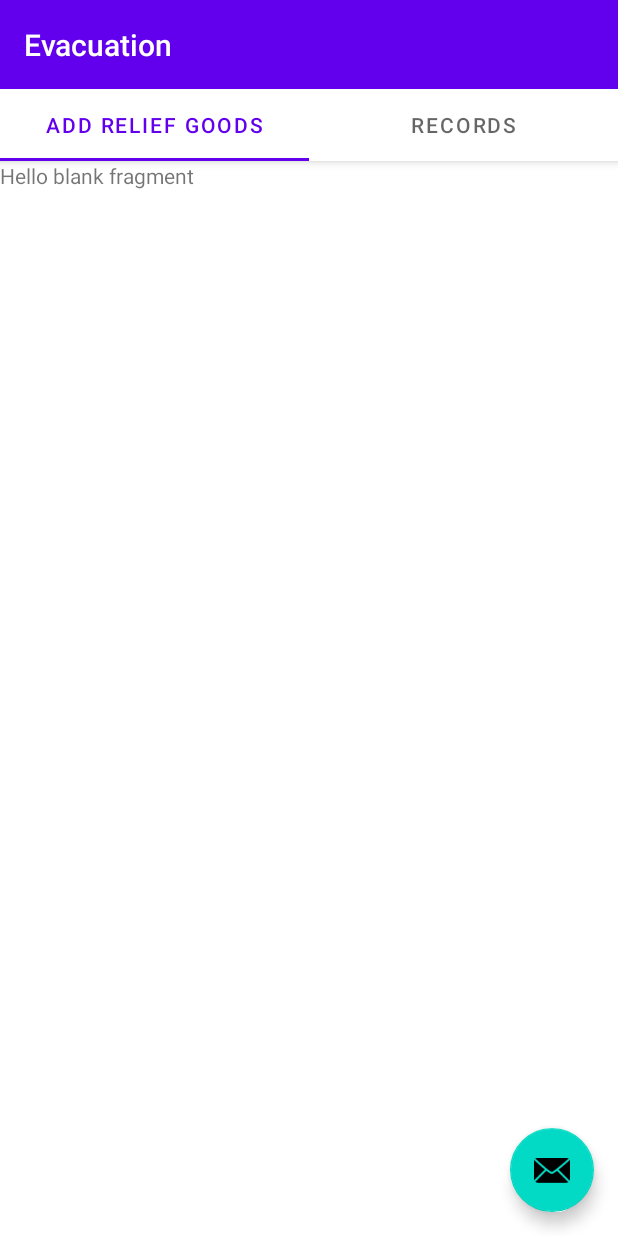
After one commit to EarlFrancis123/EvacuationApp, an Android app: the AddReliefGoodsFragment screen opened directly, with no data from a screen before it, on a phone screen of 412 x 824 dp. The commit adds this screen. Run offline under Robolectric (Android 15) with nearby library versions, the phone set to English and light mode, and no system bars.

Commit message:
05/16/2022 9:23PM

```diff
--- a/app/src/main/AndroidManifest.xml
+++ b/app/src/main/AndroidManifest.xml
@@ -15,6 +15,11 @@
         android:roundIcon="@mipmap/ic_launcher_round"
         android:supportsRtl="true"
         android:theme="@style/AppTheme">
+        <activity
+            android:name=".StaffReliefGoodsActivity"
+            android:exported="false"
+            android:label="@string/title_activity_staff_relief_goods"
+            android:theme="@style/AppTheme.NoActionBar" />
         <activity
             android:name=".StaffNotifyAllEvacueeActivity"
             android:exported="false" />
--- /dev/null
+++ b/app/src/main/java/com/evacuationapp/finalevacuationapp/AddReliefGoodsFragment.java
@@ -0,0 +1,64 @@
+package com.evacuationapp.finalevacuationapp;
+
+import android.os.Bundle;
+
+import androidx.fragment.app.Fragment;
+
+import android.view.LayoutInflater;
+import android.view.View;
+import android.view.ViewGroup;
+
+/**
+ * A simple {@link Fragment} subclass.
+ * Use the {@link AddReliefGoodsFragment#newInstance} factory method to
+ * create an instance of this fragment.
+ */
+public class AddReliefGoodsFragment extends Fragment {
+
+    // TODO: Rename parameter arguments, choose names that match
+    // the fragment initialization parameters, e.g. ARG_ITEM_NUMBER
+    private static final String ARG_PARAM1 = "param1";
+    private static final String ARG_PARAM2 = "param2";
+
+    // TODO: Rename and change types of parameters
+    private String mParam1;
+    private String mParam2;
+
+    public AddReliefGoodsFragment() {
+        // Required empty public constructor
+    }
+
+    /**
+     * Use this factory method to create a new instance of
+     * this fragment using the provided parameters.
+     *
+     * @param param1 Parameter 1.
+     * @param param2 Parameter 2.
+     * @return A new instance of fragment AddReliefGoodsFragment.
+     */
+    // TODO: Rename and change types and number of parameters
+    public static AddReliefGoodsFragment newInstance(String param1, String param2) {
+        AddReliefGoodsFragment fragment = new AddReliefGoodsFragment();
+        Bundle args = new Bundle();
+        args.putString(ARG_PARAM1, param1);
+        args.putString(ARG_PARAM2, param2);
+        fragment.setArguments(args);
+        return fragment;
+    }
+
+    @Override
+    public void onCreate(Bundle savedInstanceState) {
+        super.onCreate(savedInstanceState);
+        if (getArguments() != null) {
+            mParam1 = getArguments().getString(ARG_PARAM1);
+            mParam2 = getArguments().getString(ARG_PARAM2);
+        }
+    }
+
+    @Override
+    public View onCreateView(LayoutInflater inflater, ViewGroup container,
+                             Bundle savedInstanceState) {
+        // Inflate the layout for this fragment
+        return inflater.inflate(R.layout.fragment_add_relief_goods, container, false);
+    }
+}
--- /dev/null
+++ b/app/src/main/java/com/evacuationapp/finalevacuationapp/ListFragmentReliefGoods.java
@@ -0,0 +1,64 @@
+package com.evacuationapp.finalevacuationapp;
+
+import android.os.Bundle;
+
+import androidx.fragment.app.Fragment;
+
+import android.view.LayoutInflater;
+import android.view.View;
+import android.view.ViewGroup;
+
+/**
+ * A simple {@link Fragment} subclass.
+ * Use the {@link ListFragmentReliefGoods#newInstance} factory method to
+ * create an instance of this fragment.
+ */
+public class ListFragmentReliefGoods extends Fragment {
+
+    // TODO: Rename parameter arguments, choose names that match
+    // the fragment initialization parameters, e.g. ARG_ITEM_NUMBER
+    private static final String ARG_PARAM1 = "param1";
+    private static final String ARG_PARAM2 = "param2";
+
+    // TODO: Rename and change types of parameters
+    private String mParam1;
+    private String mParam2;
+
+    public ListFragmentReliefGoods() {
+        // Required empty public constructor
+    }
+
+    /**
+     * Use this factory method to create a new instance of
+     * this fragment using the provided parameters.
+     *
+     * @param param1 Parameter 1.
+     * @param param2 Parameter 2.
+     * @return A new instance of fragment ListFragmentReliefGoods.
+     */
+    // TODO: Rename and change types and number of parameters
+    public static ListFragmentReliefGoods newInstance(String param1, String param2) {
+        ListFragmentReliefGoods fragment = new ListFragmentReliefGoods();
+        Bundle args = new Bundle();
+        args.putString(ARG_PARAM1, param1);
+        args.putString(ARG_PARAM2, param2);
+        fragment.setArguments(args);
+        return fragment;
+    }
+
+    @Override
+    public void onCreate(Bundle savedInstanceState) {
+        super.onCreate(savedInstanceState);
+        if (getArguments() != null) {
+            mParam1 = getArguments().getString(ARG_PARAM1);
+            mParam2 = getArguments().getString(ARG_PARAM2);
+        }
+    }
+
+    @Override
+    public View onCreateView(LayoutInflater inflater, ViewGroup container,
+                             Bundle savedInstanceState) {
+        // Inflate the layout for this fragment
+        return inflater.inflate(R.layout.fragment_list_relief_goods, container, false);
+    }
+}
--- a/app/src/main/java/com/evacuationapp/finalevacuationapp/StaffHomeActivity.java
+++ b/app/src/main/java/com/evacuationapp/finalevacuationapp/StaffHomeActivity.java
@@ -194,6 +194,9 @@ public class StaffHomeActivity extends AppCompatActivity {
         else if(item.getItemId() == R.id.notify_menu){
             startActivity(new Intent(StaffHomeActivity.this , StaffNotifyAllEvacueeActivity.class));
         }
+        else if(item.getItemId() == R.id.relief_goods){
+            startActivity(new Intent(StaffHomeActivity.this , StaffReliefGoodsActivity.class));
+        }
         return true;
     }
 }
--- a/app/src/main/java/com/evacuationapp/finalevacuationapp/StaffNotifyAllEvacueeActivity.java
+++ b/app/src/main/java/com/evacuationapp/finalevacuationapp/StaffNotifyAllEvacueeActivity.java
@@ -25,7 +25,7 @@ import com.google.firebase.database.ValueEventListener;
 
 public class StaffNotifyAllEvacueeActivity extends AppCompatActivity {
     Button btn_send,btn_sendtoall;
-    EditText EvacuationNameED,PhoneNumberED,MessageED;
+    EditText EvacuationNameED,MessageED;
     DatabaseReference databaseReference2 = FirebaseDatabase.getInstance().getReference();
     String NotificationMessage;
 
@@ -37,7 +37,7 @@ public class StaffNotifyAllEvacueeActivity extends AppCompatActivity {
         btn_send = findViewById(R.id.bt_send);
         btn_sendtoall = findViewById(R.id.bt_sendtoall);
         EvacuationNameED = findViewById(R.id.evacuationNameED);
-        PhoneNumberED = findViewById(R.id.phoneNumberED);
+
         MessageED = findViewById(R.id.messageED);
 
         btn_sendtoall.setOnClickListener(new View.OnClickListener() {
--- /dev/null
+++ b/app/src/main/java/com/evacuationapp/finalevacuationapp/StaffReliefGoodsActivity.java
@@ -0,0 +1,45 @@
+package com.evacuationapp.finalevacuationapp;
+
+import android.os.Bundle;
+
+import com.google.android.material.floatingactionbutton.FloatingActionButton;
+import com.google.android.material.snackbar.Snackbar;
+import com.google.android.material.tabs.TabLayout;
+
+import androidx.viewpager.widget.ViewPager;
+import androidx.appcompat.app.AppCompatActivity;
+
+import android.view.Menu;
+import android.view.MenuItem;
+import android.view.View;
+
+import com.evacuationapp.finalevacuationapp.ui.main.ReliefGoodsSectionsPagerAdapter;
+import com.evacuationapp.finalevacuationapp.databinding.ActivityStaffReliefGoodsBinding;
+
+public class StaffReliefGoodsActivity extends AppCompatActivity {
+
+    private ActivityStaffReliefGoodsBinding binding;
+
+    @Override
+    protected void onCreate(Bundle savedInstanceState) {
+        super.onCreate(savedInstanceState);
+
+        binding = ActivityStaffReliefGoodsBinding.inflate(getLayoutInflater());
+        setContentView(binding.getRoot());
+
+        ReliefGoodsSectionsPagerAdapter sectionsPagerAdapter = new ReliefGoodsSectionsPagerAdapter(this, getSupportFragmentManager());
+        ViewPager viewPager = binding.viewPager;
+        viewPager.setAdapter(sectionsPagerAdapter);
+        TabLayout tabs = binding.tabs;
+        tabs.setupWithViewPager(viewPager);
+        FloatingActionButton fab = binding.fab;
+
+        fab.setOnClickListener(new View.OnClickListener() {
+            @Override
+            public void onClick(View view) {
+                Snackbar.make(view, "Replace with your own action", Snackbar.LENGTH_LONG)
+                        .setAction("Action", null).show();
+            }
+        });
+    }
+}
--- /dev/null
+++ b/app/src/main/java/com/evacuationapp/finalevacuationapp/ui/main/ReliefGoodsSectionsPagerAdapter.java
@@ -0,0 +1,51 @@
+package com.evacuationapp.finalevacuationapp.ui.main;
+
+import android.content.Context;
+
+import androidx.annotation.Nullable;
+import androidx.annotation.StringRes;
+import androidx.fragment.app.Fragment;
+import androidx.fragment.app.FragmentManager;
+import androidx.fragment.app.FragmentPagerAdapter;
+
+import com.evacuationapp.finalevacuationapp.AddPLacesFragmentCalamity;
+import com.evacuationapp.finalevacuationapp.AddReliefGoodsFragment;
+import com.evacuationapp.finalevacuationapp.ListFragmentCalamity;
+import com.evacuationapp.finalevacuationapp.ListFragmentReliefGoods;
+import com.evacuationapp.finalevacuationapp.R;
+
+/**
+ * A [FragmentPagerAdapter] that returns a fragment corresponding to
+ * one of the sections/tabs/pages.
+ */
+public class ReliefGoodsSectionsPagerAdapter extends FragmentPagerAdapter {
+
+    @StringRes
+    private static final int[] TAB_TITLES = new int[]{R.string.tab_text_9, R.string.tab_text_10};
+    private final Context mContext;
+
+    public ReliefGoodsSectionsPagerAdapter(Context context, FragmentManager fm) {
+        super(fm);
+        mContext = context;
+    }
+
+    @Override
+    public Fragment getItem(int position) {
+        switch (position){
+            case 0:return new AddReliefGoodsFragment();
+            case 1:return new ListFragmentReliefGoods();
+            default: return PlaceholderFragment.newInstance(position + 1);
+        }
+    }
+
+    @Nullable
+    @Override
+    public CharSequence getPageTitle(int position) {
+        return mContext.getResources().getString(TAB_TITLES[position]);
+    }
+
+    @Override
+    public int getCount() {
+        return 2;
+    }
+}
--- /dev/null
+++ b/app/src/main/res/layout/activity_staff_relief_goods.xml
@@ -0,0 +1,44 @@
+<?xml version="1.0" encoding="utf-8"?>
+<androidx.coordinatorlayout.widget.CoordinatorLayout xmlns:android="http://schemas.android.com/apk/res/android"
+    xmlns:app="http://schemas.android.com/apk/res-auto"
+    xmlns:tools="http://schemas.android.com/tools"
+    android:layout_width="match_parent"
+    android:layout_height="match_parent"
+    tools:context=".StaffReliefGoodsActivity">
+
+    <com.google.android.material.appbar.AppBarLayout
+        android:layout_width="match_parent"
+        android:layout_height="wrap_content"
+        android:theme="@style/AppTheme.AppBarOverlay">
+
+        <TextView
+            android:id="@+id/title"
+            android:layout_width="wrap_content"
+            android:layout_height="wrap_content"
+            android:gravity="center"
+            android:minHeight="?actionBarSize"
+            android:padding="@dimen/appbar_padding"
+            android:text="@string/app_name"
+            android:textAppearance="@style/TextAppearance.Widget.AppCompat.Toolbar.Title" />
+
+        <com.google.android.material.tabs.TabLayout
+            android:id="@+id/tabs"
+            android:layout_width="match_parent"
+            android:layout_height="wrap_content" />
+    </com.google.android.material.appbar.AppBarLayout>
+
+    <androidx.viewpager.widget.ViewPager
+        android:id="@+id/view_pager"
+        android:layout_width="match_parent"
+        android:layout_height="match_parent"
+        app:layout_behavior="@string/appbar_scrolling_view_behavior" />
+
+    <com.google.android.material.floatingactionbutton.FloatingActionButton
+        android:id="@+id/fab"
+        android:layout_width="wrap_content"
+        android:layout_height="wrap_content"
+        android:layout_gravity="bottom|end"
+        android:layout_marginEnd="@dimen/fab_margin"
+        android:layout_marginBottom="16dp"
+        app:srcCompat="@android:drawable/ic_dialog_email" />
+</androidx.coordinatorlayout.widget.CoordinatorLayout>
--- /dev/null
+++ b/app/src/main/res/layout/fragment_add_relief_goods.xml
@@ -0,0 +1,14 @@
+<?xml version="1.0" encoding="utf-8"?>
+<FrameLayout xmlns:android="http://schemas.android.com/apk/res/android"
+    xmlns:tools="http://schemas.android.com/tools"
+    android:layout_width="match_parent"
+    android:layout_height="match_parent"
+    tools:context=".AddReliefGoodsFragment">
+
+    <!-- TODO: Update blank fragment layout -->
+    <TextView
+        android:layout_width="match_parent"
+        android:layout_height="match_parent"
+        android:text="@string/hello_blank_fragment" />
+
+</FrameLayout>
--- a/app/src/main/res/menu/main_menu.xml
+++ b/app/src/main/res/menu/main_menu.xml
@@ -1,6 +1,9 @@
 <?xml version="1.0" encoding="utf-8"?>
 <menu xmlns:app="http://schemas.android.com/apk/res-auto"
     xmlns:android="http://schemas.android.com/apk/res/android">
+    <item
+        android:id="@+id/relief_goods"
+        android:title="Relief Goods" />
     <item
         android:id="@+id/notify_menu"
         android:title="Notify Evacuee" />
--- a/app/src/main/res/values/strings.xml
+++ b/app/src/main/res/values/strings.xml
@@ -22,6 +22,8 @@
     <string name="tab_text_6">Add Evacuee</string>
     <string name="tab_text_7">Evacuee List</string>
     <string name="tab_text_8">Your Location</string>
+    <string name="tab_text_9">Add Relief Goods</string>
+    <string name="tab_text_10">Records</string>
     <string name="col1">Calamity name</string>
     <string name="col2">Action</string>
     <string name="select">Select Item</string>
@@ -80,6 +82,7 @@
     <string name="title_activity_staff_add_evacuee2">StaffAddEvacueeActivity2</string>
     <string name="title_activity_user_nearest_evacuation2">UserNearestEvacuationActivity2</string>
     <string name="NumberofEvacuation">Number of Evacuation</string>
+    <string name="title_activity_staff_relief_goods">StaffReliefGoodsActivity</string>
 
 
 </resources>
```
Also changed, not shown: app/src/main/res/layout/activity_staff_notify_all_evacuee.xml (+0 -23 lines), app/src/main/res/layout/fragment_list_relief_goods.xml (added, +14 -0 lines), app/src/main/res/layout/fragment_staff_relief_goods.xml (added, +23 -0 lines).
